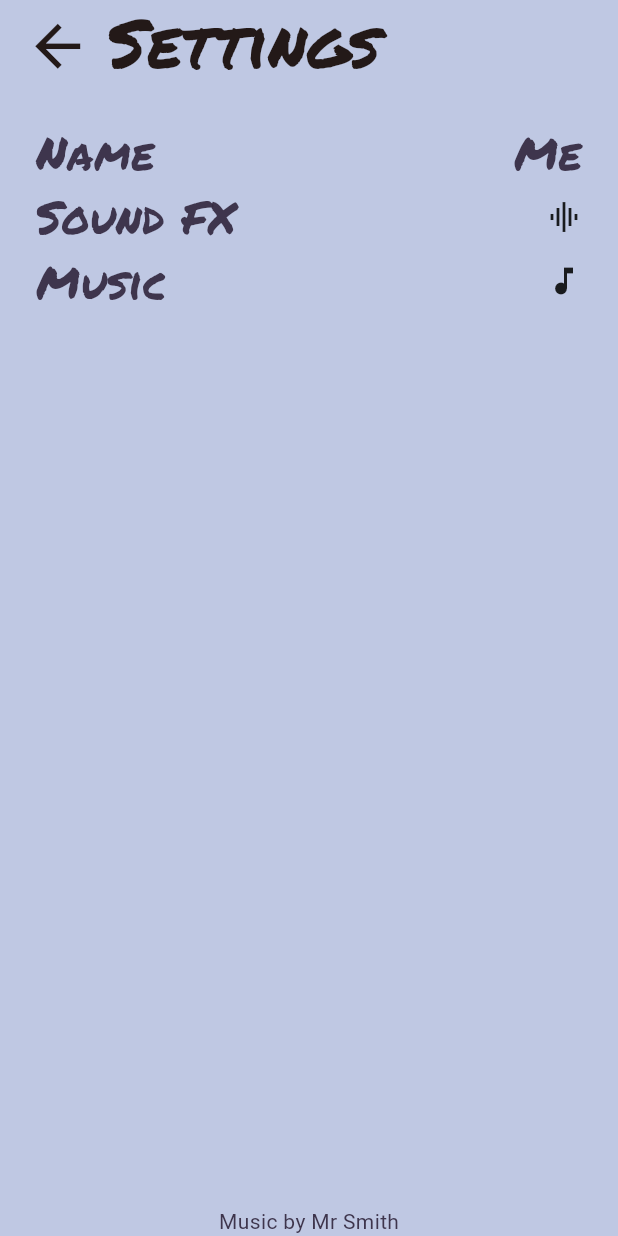
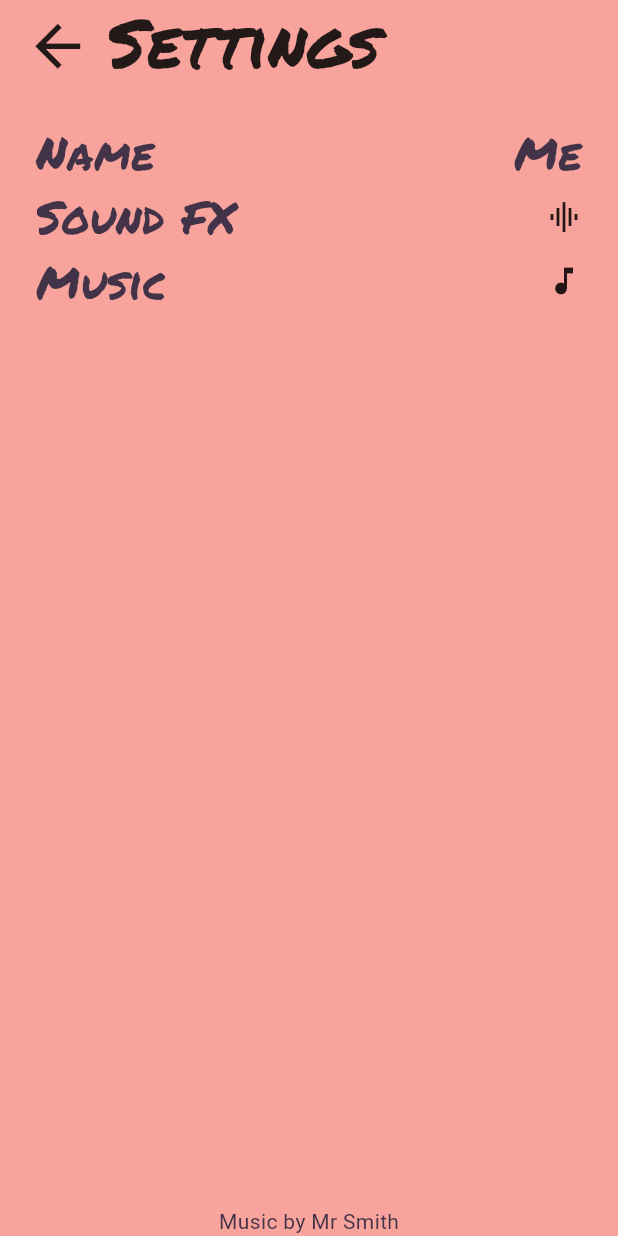
Before and after one commit to icodeyou/betclictactoe, a Flutter app: the SettingsScreen screen opened by its route, on a phone screen of 412 x 824 dp. Run offline on Flutter 3.47's test engine with Material 3 defaults, Android fonts, the phone set to English and light mode, and no system bars; our stand-ins replace audioplayers, flutter_riverpod, go_router, logger; generated files the repository leaves out were written again.

Commit message:
feat(settings): enhance background color settings

```diff
--- a/lib/presentation/shared/theme/app_colors.dart
+++ b/lib/presentation/shared/theme/app_colors.dart
@@ -5,7 +5,8 @@ class AppColors {
   static Color get background => const Color(0xFFEFF0F1);
 
   static Color get backgroundHome => primary;
-  static Color get backgroundSettings => const Color(0xffbfc8e3);
+  static Color get backgroundSettings =>
+      const Color.fromARGB(255, 248, 163, 155);
   static Color get darkPen => const Color(0xFF0050bc);
   static Color get ink => const Color(0xee352b42);
 }
```
